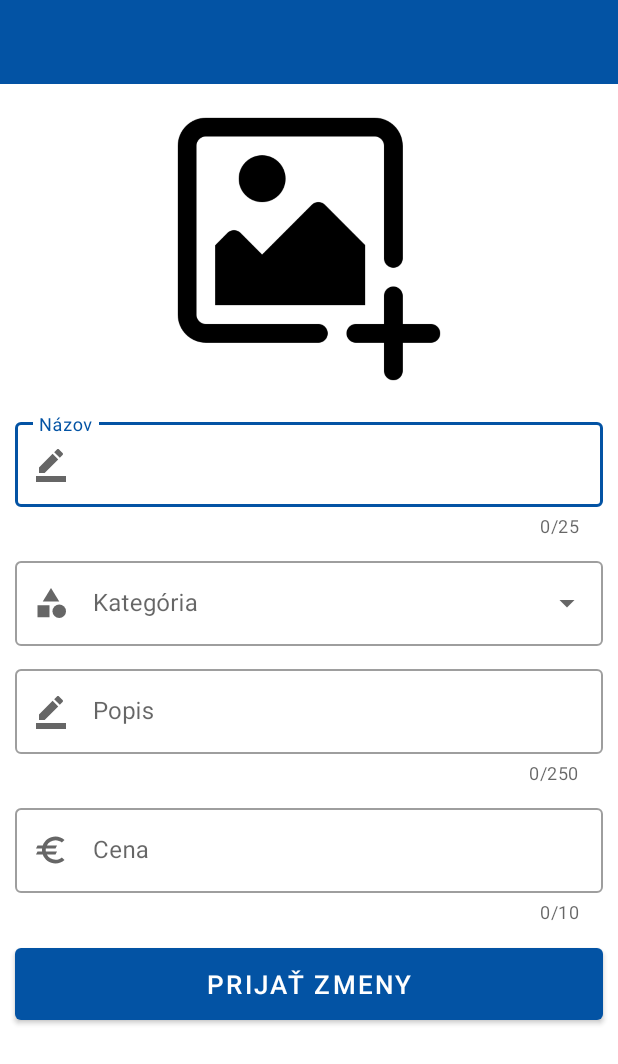
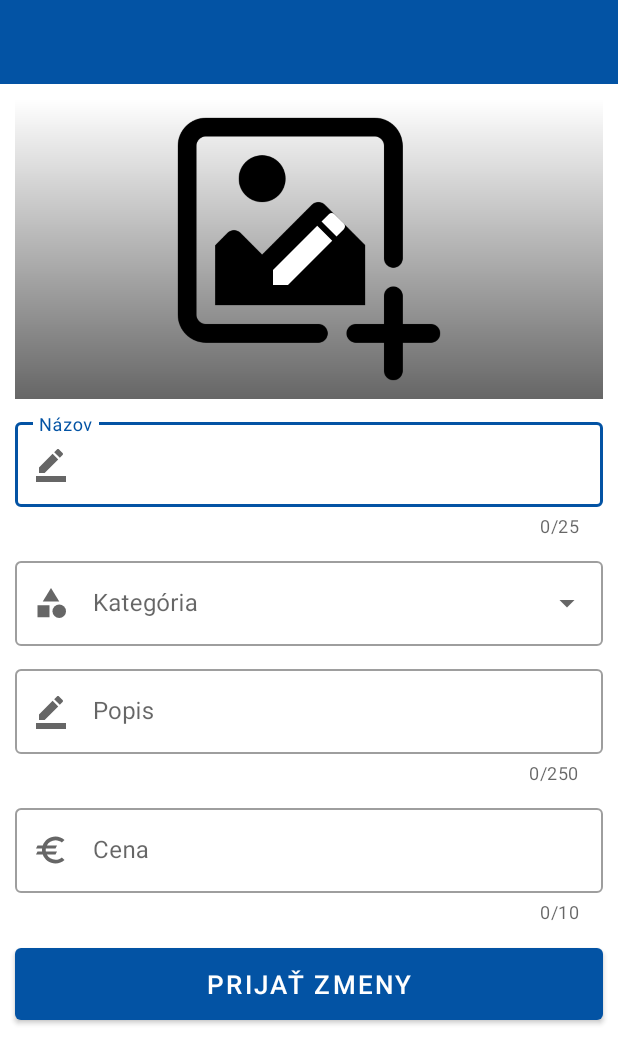
Before and after one commit to jakub-02/ebaz4r, an Android app: the layout activity_edit_product.xml on its own in the app's theme, with its tools: preview values and no code run, on a phone screen of 412 x 824 dp. Shown: the top 1064 px of the screen. Run offline under Robolectric (Android 15) with nearby library versions, the phone set to English and light mode, and no system bars.

Commit message:
imageshadow v editprofile aj produkte, crasfix v addnewproduct, radenie produktov podla casu pridania

```diff
--- a/app/src/main/java/com/example/eb4zar/LoginActivity.java
+++ b/app/src/main/java/com/example/eb4zar/LoginActivity.java
@@ -116,8 +116,6 @@ public class LoginActivity extends AppCompatActivity {
                         UserDetail userDetail = snapshot.getValue(UserDetail.class);
                         String meno = userDetail.getMeno() + " " + userDetail.getPriezvisko();
                         Intent i = new Intent(getApplicationContext(), MenuActivity.class);
-                        Toast.makeText(LoginActivity.this, "Prihlásenie bolo úspešné.", Toast.LENGTH_SHORT).show();
-                        i.putExtra("name", meno);
                         startActivity(i);
                     }
 
--- a/app/src/main/java/com/example/eb4zar/MyProductsActivity.java
+++ b/app/src/main/java/com/example/eb4zar/MyProductsActivity.java
@@ -184,6 +184,7 @@ public class MyProductsActivity extends AppCompatActivity implements NavigationV
                                                                                 updateInzeraty();
                                                                                 Toast.makeText(MyProductsActivity.this, "Inzerát bol vymazaný",
                                                                                         Toast.LENGTH_SHORT).show();
+                                                                                notifyDataSetChanged();
                                                                             }
                                                                         }
                                                                     });
--- /dev/null
+++ b/app/src/main/res/drawable/ic_edit.xml
@@ -0,0 +1,5 @@
+<vector android:height="24dp" android:tint="#FFFFFF"
+    android:viewportHeight="24" android:viewportWidth="24"
+    android:width="24dp" xmlns:android="http://schemas.android.com/apk/res/android">
+    <path android:fillColor="@android:color/white" android:pathData="M3,17.25V21h3.75L17.81,9.94l-3.75,-3.75L3,17.25zM20.71,7.04c0.39,-0.39 0.39,-1.02 0,-1.41l-2.34,-2.34c-0.39,-0.39 -1.02,-0.39 -1.41,0l-1.83,1.83 3.75,3.75 1.83,-1.83z"/>
+</vector>
--- /dev/null
+++ b/app/src/main/res/drawable/image_shadow.xml
@@ -0,0 +1,15 @@
+<?xml version="1.0" encoding="utf-8"?>
+<shape xmlns:android="http://schemas.android.com/apk/res/android"
+    android:shape="rectangle">
+    <corners
+        android:radius="0dp"/>
+    <gradient
+        android:angle="270"
+        android:centerX="300%"
+        android:startColor="#00000000"
+        android:endColor="#99000000"
+        android:type="linear"/>
+    <size
+        android:width="270dp"
+        android:height="200dp"/>
+</shape>
--- a/app/src/main/res/layout/activity_edit_product.xml
+++ b/app/src/main/res/layout/activity_edit_product.xml
@@ -49,6 +49,26 @@
                 android:src="@drawable/addimage"
                 app:layout_constraintTop_toBottomOf="@+id/toolbar">
             </ImageView>
+
+            <View
+                android:layout_width="match_parent"
+                android:layout_height="200dp"
+                android:layout_marginTop="10dp"
+                android:layout_marginHorizontal="10dp"
+                app:layout_constraintEnd_toEndOf="parent"
+                app:layout_constraintStart_toStartOf="parent"
+                app:layout_constraintTop_toBottomOf="@+id/toolbar"
+                android:background="@drawable/image_shadow"/>
+
+            <ImageView
+                android:layout_width="64dp"
+                android:layout_height="200dp"
+                android:layout_marginTop="10dp"
+                android:layout_marginHorizontal="10dp"
+                app:layout_constraintEnd_toEndOf="parent"
+                app:layout_constraintStart_toStartOf="parent"
+                app:layout_constraintTop_toBottomOf="@+id/toolbar"
+                android:src="@drawable/ic_edit"/>
 
             <com.google.android.material.textfield.TextInputLayout
                 android:id="@+id/nazov"
```
Also changed, not shown: app/src/main/java/com/example/eb4zar/AddNewProductActivity.java (+34 -5 lines), app/src/main/java/com/example/eb4zar/MenuActivity.java (+12 -3 lines), app/src/main/java/com/example/eb4zar/model/ProductDetail.java (+10 -1 lines), app/src/main/res/drawable/image_shadow_circle.xml (added, +15 -0 lines), app/src/main/res/layout/activity_add_new_product.xml (+24 -0 lines), app/src/main/res/layout/activity_edit_profile.xml (+18 -0 lines).
